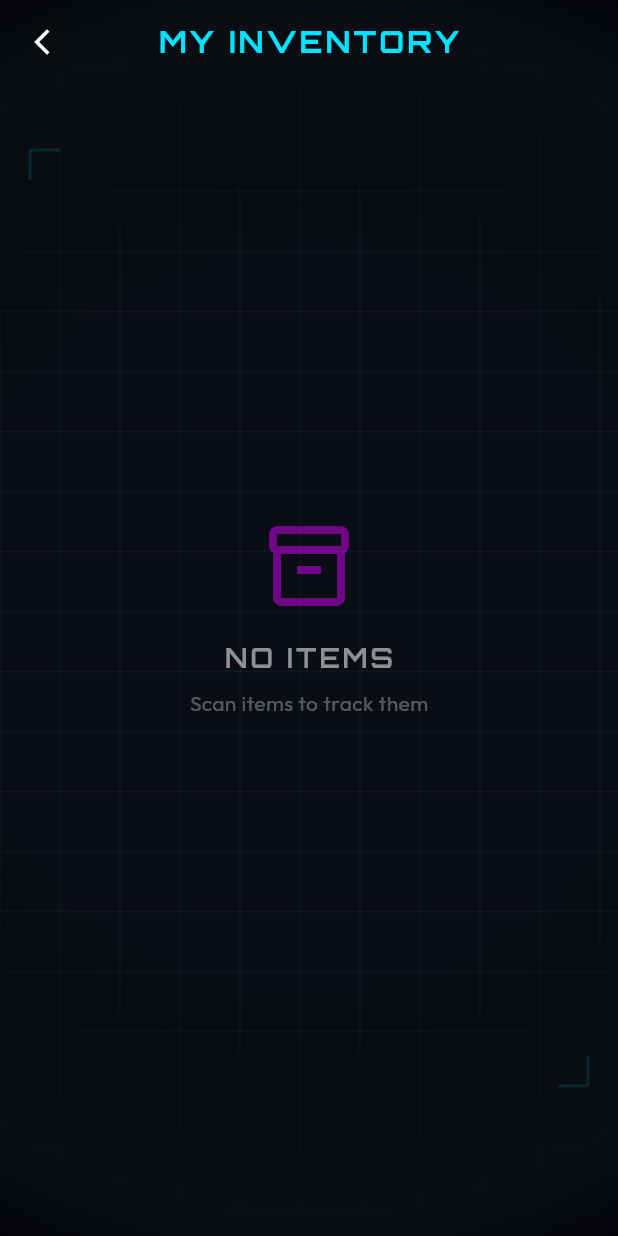
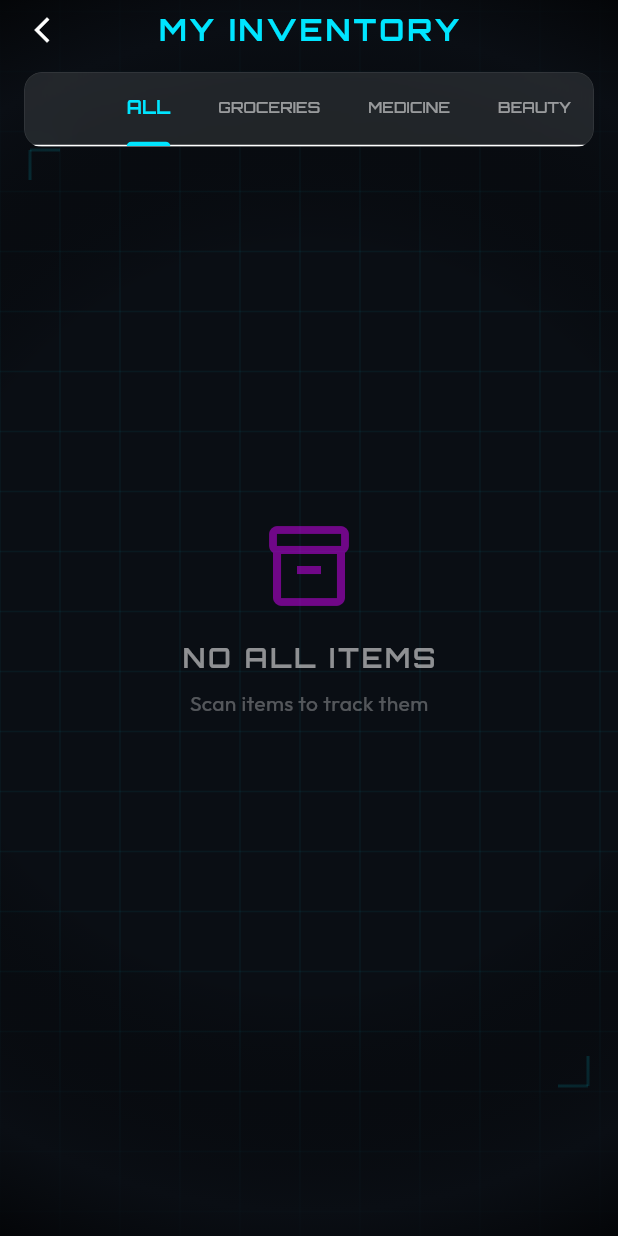
Before and after one commit to PUNEET-GAURAV/RiftCoders-ExpireSense-, a Flutter app: the InventoryScreen screen opened by its route, on a phone screen of 412 x 824 dp. Run offline on Flutter 3.47's test engine with Material 3 defaults, Android fonts, the phone set to English and light mode, and no system bars; drawn by our look-alikes of flutter_animate; our stand-ins replace cached_network_image, camera, firebase_auth, firebase_core, fl_chart, flutter_dotenv and 11 more; missing offline and left inert: google_mlkit_barcode_scanning, google_mlkit_text_recognition; accounts and stored records are empty; statements that could not run were skipped.

Commit message:
feat: Add daily countdown notifications and category segmentation

```diff
--- a/lib/presentation/screens/inventory_screen.dart
+++ b/lib/presentation/screens/inventory_screen.dart
@@ -1,6 +1,7 @@
 import 'package:flutter/material.dart';
 import 'package:flutter/services.dart';
 import 'dart:io';
+import 'package:expiresense/data/models/product.dart';
 import 'package:flutter_riverpod/flutter_riverpod.dart';
 import 'package:go_router/go_router.dart';
 import 'package:expiresense/presentation/providers.dart';
@@ -21,13 +22,12 @@ class InventoryScreen extends ConsumerWidget {
     final products = ref.watch(productListProvider);
     final theme = Theme.of(context);
 
-    // Convert Iterable to List to allow sorting
-    final activeProducts = products.where((p) => !p.isConsumed).toList();
+    // Categories for Tabs
+    final categories = ["All", "Groceries", "Medicine", "Beauty", "Household", "Other"];
 
-    // Sort: Expiring soonest first
-    activeProducts.sort((a, b) => a.expiryDate.compareTo(b.expiryDate));
-
-    return Scaffold(
+    return DefaultTabController(
+      length: categories.length,
+      child: Scaffold(
         extendBodyBehindAppBar: true,
         appBar: AppBar(
           title: Text("MY INVENTORY", style: GoogleFonts.orbitron(letterSpacing: 2, fontWeight: FontWeight.bold, color: AppTheme.neonCyan)),
@@ -38,23 +38,72 @@ class InventoryScreen extends ConsumerWidget {
             icon: const Icon(Icons.arrow_back_ios_new, color: Colors.white, size: 20),
             onPressed: () => Navigator.pop(context),
           ),
+          bottom: PreferredSize(
+            preferredSize: const Size.fromHeight(50),
+            child: GlassBox(
+              opacity: 0.1,
+              blur: 10,
+              margin: const EdgeInsets.symmetric(horizontal: 16, vertical: 8),
+              borderRadius: BorderRadius.circular(12),
+              child: TabBar(
+                isScrollable: true,
+                indicatorColor: AppTheme.neonCyan,
+                indicatorWeight: 3,
+                labelColor: AppTheme.neonCyan,
+                unselectedLabelColor: Colors.white54,
+                labelStyle: GoogleFonts.orbitron(fontWeight: FontWeight.bold, fontSize: 12),
+                unselectedLabelStyle: GoogleFonts.orbitron(fontSize: 10),
+                tabs: categories.map((c) => Tab(text: c.toUpperCase())).toList(),
+              ),
+            ),
+          ),
         ),
         body: TechBackground(
-        child: activeProducts.isEmpty
-          ? Center(
+          child: TabBarView(
+            children: categories.map((category) {
+              // Filter Logic
+              List<Product> filteredProducts;
+              if (category == "All") {
+                filteredProducts = products.where((p) => !p.isConsumed).toList();
+              } else if (category == "Other") {
+                // "Other" includes items explicitly "Other" OR items with categories not in the main list
+                final mainCategories = ["Groceries", "Medicine", "Beauty", "Household"];
+                filteredProducts = products.where((p) =>
+                  !p.isConsumed && (p.category == "Other" || !mainCategories.contains(p.category))
+                ).toList();
+              } else {
+                filteredProducts = products.where((p) => !p.isConsumed && p.category == category).toList();
+              }
+
+              // Sort: Expiring soonest first
+              filteredProducts.sort((a, b) => a.expiryDate.compareTo(b.expiryDate));
+
+              return _buildProductList(context, ref, filteredProducts, category);
+            }).toList(),
+          ),
+        ),
+      ),
+    );
+  }
+
+  Widget _buildProductList(BuildContext context, WidgetRef ref, List<Product> activeProducts, String category) {
+    if (activeProducts.isEmpty) {
+      return Center(
         child: Column(
           mainAxisAlignment: MainAxisAlignment.center,
           children: [
              Icon(Icons.inventory_2_outlined, size: 64, color: AppTheme.electricPurple.withOpacity(0.5)).animate().scale(duration: 2.seconds, curve: Curves.easeInOut),
              const SizedBox(height: 16),
-                   Text("NO ITEMS", style: GoogleFonts.orbitron(fontSize: 18, color: Colors.white54, letterSpacing: 2, fontWeight: FontWeight.w600)),
+             Text("NO ${category.toUpperCase()} ITEMS", style: GoogleFonts.orbitron(fontSize: 18, color: Colors.white54, letterSpacing: 2, fontWeight: FontWeight.w600)),
              const SizedBox(height: 8),
              Text("Scan items to track them", style: GoogleFonts.outfit(fontSize: 14, color: Colors.white30)),
           ],
         ).animate().fadeIn(duration: 800.ms),
-            )
-          : ListView.builder(
-              padding: const EdgeInsets.fromLTRB(20, 120, 20, 20),
+      );
+    }
+
+    return ListView.builder(
+      padding: const EdgeInsets.fromLTRB(20, 30, 20, 20), // Reduced top padding as TabBar takes space
       itemCount: activeProducts.length,
       itemBuilder: (context, index) {
         final product = activeProducts[index];
@@ -165,8 +214,6 @@ class InventoryScreen extends ConsumerWidget {
           ).animate().fadeIn(duration: 400.ms, delay: (50 * index).ms).slideX(begin: 0.1, curve: Curves.easeOut),
         );
       },
-            ),
-      ),
     );
   }
 
```
Also changed, not shown: lib/core/services/notification_service.dart (+31 -34 lines). Lines whose indentation alone changed are shown as unchanged.
